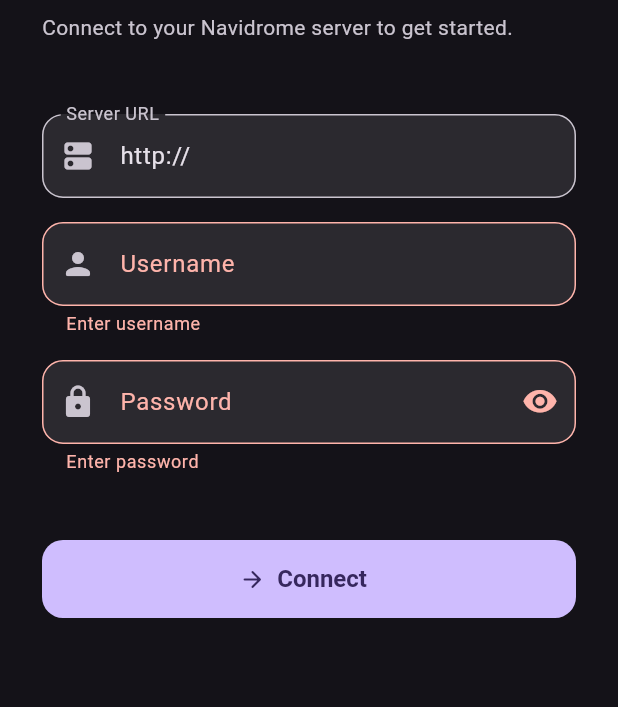
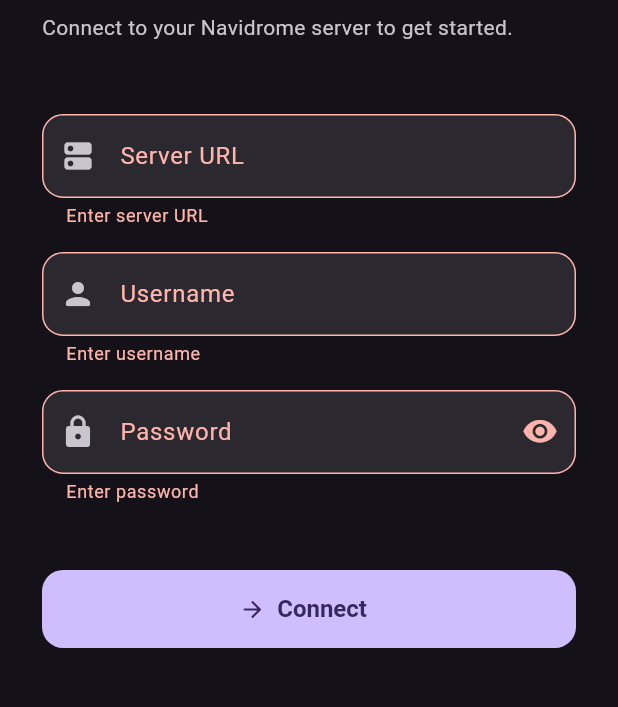
Before and after one commit to Catgirl-meow/melodize, a Flutter app: the screen it shows after launch, after a tap on "Connect", on a phone screen of 412 x 824 dp, the part 348-1055 px from its top. Run offline on Flutter 3.47's test engine with Material 3 defaults, Android fonts, the phone set to English and light mode, and no system bars; drawn by our look-alikes of dynamic_color; our stand-ins replace audio_service, cached_network_image, connectivity_plus, dio, drift, flutter_riverpod and 2 more; accounts and stored records are empty; generated files the repository leaves out were written again.

Commit message:
v1.4.3: gapless playback + neutral login URL hint
Gapless:
- ConcatenatingAudioSource: useLazyPreparation: false — ExoPlayer now
  eagerly prepares all source timelines (lightweight header reads, not
  audio download), allowing it to buffer across track boundaries before
  the current track ends. Previously each source was only prepared when
  it became current, causing a perceptible gap on every transition.
- maxBufferDuration: 45s → 60s, minBufferDuration: 15s → 20s to give
  ExoPlayer more headroom to pre-buffer the next track
- iOS: preferredForwardBufferDuration: 10s → 30s for the same reason
- Removed preload: false from setAudioSource so initialization starts
  immediately (play() is called right after anyway)

Login screen:
- Server URL field now starts empty instead of pre-filled with 'http://'
- Hint text changed from the IP example to 'https://music.example.com'

Co-Authored-By: Claude Sonnet 4.6 <noreply@anthropic.com>

```diff
--- a/lib/features/setup/setup_screen.dart
+++ b/lib/features/setup/setup_screen.dart
@@ -14,7 +14,7 @@ class SetupScreen extends ConsumerStatefulWidget {
 
 class _SetupScreenState extends ConsumerState<SetupScreen> {
   final _formKey = GlobalKey<FormState>();
-  final _urlController = TextEditingController(text: 'http://');
+  final _urlController = TextEditingController();
   final _userController = TextEditingController();
   final _passController = TextEditingController();
   bool _loading = false;
@@ -117,7 +117,7 @@ class _SetupScreenState extends ConsumerState<SetupScreen> {
                   controller: _urlController,
                   decoration: InputDecoration(
                     labelText: 'Server URL',
-                    hintText: 'http://192.168.1.100:4533',
+                    hintText: 'https://music.example.com',
                     prefixIcon: const Icon(Icons.dns_rounded),
                     border: OutlineInputBorder(borderRadius: BorderRadius.circular(14)),
                     filled: true,
--- a/pubspec.yaml
+++ b/pubspec.yaml
@@ -1,7 +1,7 @@
 name: melodize
 description: A lossless music player for Navidrome/Subsonic
 publish_to: 'none'
-version: 1.4.2+3
+version: 1.4.3+4
 
 environment:
   sdk: '>=3.0.0 <4.0.0'
```
Also changed, not shown: lib/core/audio/audio_handler.dart (+12 -5 lines).
